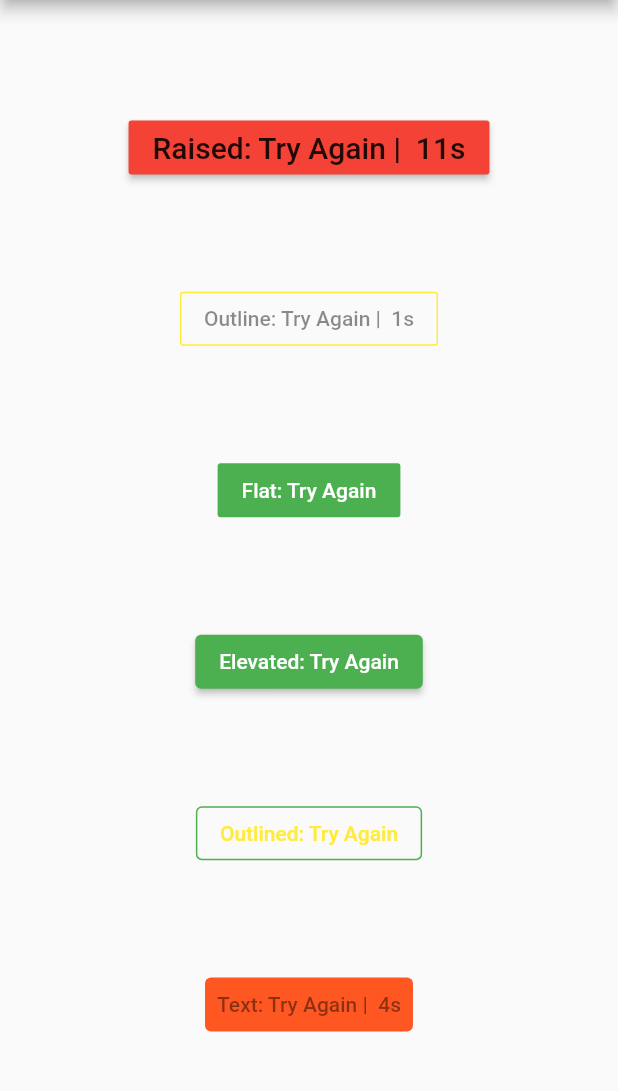
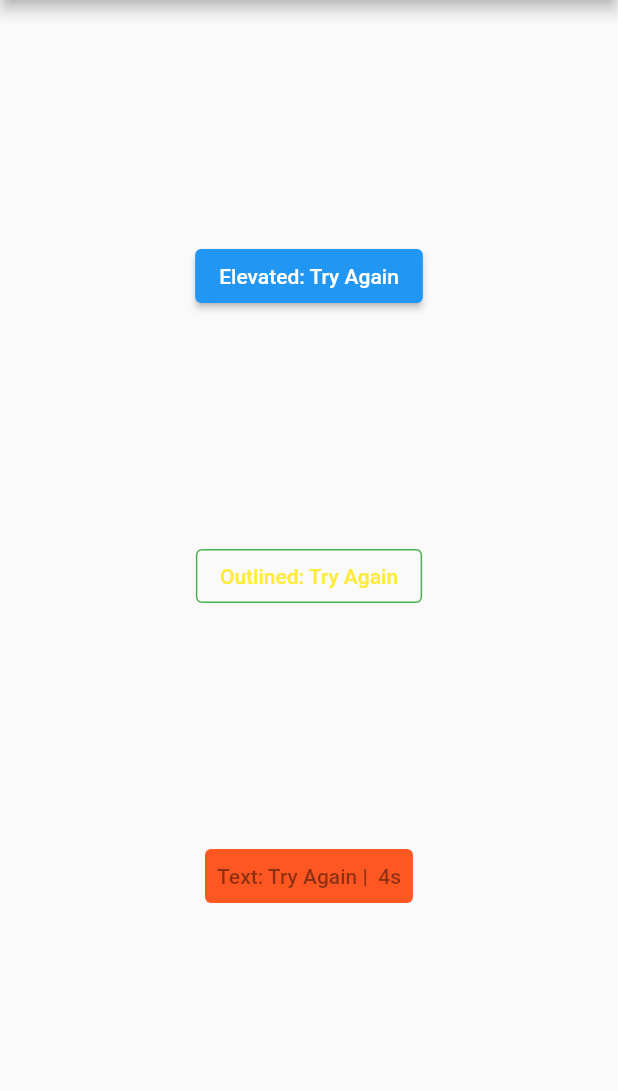
Before and after one commit to ProjectAJ14/timer_button, a Flutter app: the screen it shows after launch, after a tap on "Text: Try Again", on a phone screen of 412 x 824 dp, the part 84-1175 px from its top. Run offline on Flutter 3.47's test engine with Material 2 defaults, Android fonts, the phone set to English and light mode, and no system bars.

Commit message:
Code Refactor

```diff
--- a/example/lib/main.dart
+++ b/example/lib/main.dart
@@ -1,92 +1,73 @@
+import 'dart:developer';
+
 import 'package:flutter/material.dart';
 import 'package:timer_button/timer_button.dart';
 
-void main() => runApp(new MyApp());
+void main() => runApp(const MyApp());
 
 class MyApp extends StatelessWidget {
+  const MyApp({Key? key}) : super(key: key);
+
   @override
   Widget build(BuildContext context) {
-    return new MaterialApp(
+    return MaterialApp(
       title: 'Timer Button Demo',
-      theme: new ThemeData(
+      theme: ThemeData(
         primarySwatch: Colors.blue,
       ),
-      home: new MyHomePage(),
+      home: const MyHomePage(),
       debugShowCheckedModeBanner: false,
     );
   }
 }
 
 class MyHomePage extends StatefulWidget {
+  const MyHomePage({Key? key}) : super(key: key);
+
   @override
   MyHomePageState createState() {
-    return new MyHomePageState();
+    return MyHomePageState();
   }
 }
 
 class MyHomePageState extends State<MyHomePage> with TickerProviderStateMixin {
   @override
   Widget build(BuildContext context) {
-    return new Scaffold(
-      appBar: new AppBar(
-        title: new Text('Timer Button Demo'),
+    return Scaffold(
+      appBar: AppBar(
+        title: const Text('Timer Button Demo'),
       ),
-      body: new Material(
-        child: new Center(
+      body: Material(
+        child: Center(
           child: Padding(
             padding: const EdgeInsets.all(8.0),
-            child: new Column(
+            child: Column(
               mainAxisAlignment: MainAxisAlignment.spaceEvenly,
               children: <Widget>[
-                new TimerButton(
-                  label: "Raised: Try Again",
-                  timeOutInSeconds: 20,
-                  onPressed: () {},
-                  disabledColor: Colors.red,
-                  color: Colors.deepPurple,
-                  buttonType: ButtonType.RaisedButton,
-                  disabledTextStyle: new TextStyle(fontSize: 20.0),
-                  activeTextStyle:
-                      new TextStyle(fontSize: 20.0, color: Colors.white),
-                ),
-                new TimerButton(
-                  label: "Outline: Try Again",
-                  timeOutInSeconds: 10,
-                  onPressed: () {},
-                  disabledColor: Colors.yellow,
-                  activeTextStyle: TextStyle(color: Colors.yellow),
-                  buttonType: ButtonType.OutlineButton,
-                ),
-                new TimerButton(
-                  label: "Flat: Try Again",
-                  timeOutInSeconds: 5,
-                  onPressed: () {},
-                  buttonType: ButtonType.FlatButton,
-                  color: Colors.green,
-                ),
-                new TimerButton(
+                TimerButton(
                   label: "Elevated: Try Again",
                   timeOutInSeconds: 5,
                   onPressed: () {},
                   buttonType: ButtonType.ElevatedButton,
                   color: Colors.green,
                 ),
-                new TimerButton(
+                TimerButton(
                   label: "Outlined: Try Again",
                   timeOutInSeconds: 5,
                   onPressed: () {},
                   buttonType: ButtonType.OutlinedButton,
                   disabledColor: Colors.deepOrange,
                   color: Colors.green,
-                  activeTextStyle: TextStyle(color: Colors.yellow),
-                  disabledTextStyle: TextStyle(color: Colors.pink),
+                  activeTextStyle: const TextStyle(color: Colors.yellow),
+                  disabledTextStyle: const TextStyle(color: Colors.pink),
                 ),
-                new TimerButton(
+                TimerButton(
                   label: "Text: Try Again",
-                  timeOutInSeconds: 5,
+                  timeOutInSeconds: -5,
                   onPressed: () {
-                    print("Time for some action!");
+                    log("Time for some action!");
                   },
+                  timeUpFlag: true,
                   buttonType: ButtonType.TextButton,
                   disabledColor: Colors.deepOrange,
                   color: Colors.green,
--- a/example/pubspec.yaml
+++ b/example/pubspec.yaml
@@ -28,13 +28,15 @@ dependencies:
   # The following adds the Cupertino Icons font to your application.
   # Use with the CupertinoIcons class for iOS style icons.
   cupertino_icons: ^1.0.2
+  timer_button:
+    path: ../
 
 dev_dependencies:
   flutter_test:
     sdk: flutter
+  flutter_lints: ^2.0.1
 
-  timer_button:
-    path: ../
+
 
 # For information on the generic Dart part of this file, see the
 # following page: https://dart.dev/tools/pub/pubspec
--- a/lib/timer_button.dart
+++ b/lib/timer_button.dart
@@ -1,23 +1,21 @@
 library timer_button;
 
 import 'dart:async';
-import 'dart:ui';
 
 import 'package:flutter/material.dart';
 
 enum ButtonType {
-  RaisedButton,
-  FlatButton,
-  OutlineButton,
   ElevatedButton,
   TextButton,
-  OutlinedButton
+  OutlinedButton,
 }
 
 const int aSec = 1;
 
 const String _secPostFix = 's';
 const String labelSplitter = " |  ";
+
+/// A button that starts a timer and disables itself until the timer is done.
 
 class TimerButton extends StatefulWidget {
   /// Create a TimerButton button.
@@ -52,8 +50,12 @@ class TimerButton extends StatefulWidget {
   ///buttonType
   final ButtonType buttonType;
 
-  ///If resetTimerOnPressed is true reset the timer when the button is pressed : default to true
+  ///If resetTimerOnPressed is true reset the
+  ///timer when the button is pressed : default to true
   final bool resetTimerOnPressed;
+
+  ///
+  final bool timeUpFlag;
 
   const TimerButton({
     Key? key,
@@ -63,14 +65,15 @@ class TimerButton extends StatefulWidget {
     this.secPostFix = _secPostFix,
     this.color = Colors.blue,
     this.resetTimerOnPressed = true,
+    this.timeUpFlag = false,
     this.disabledColor = Colors.grey,
-    this.buttonType = ButtonType.RaisedButton,
+    this.buttonType = ButtonType.ElevatedButton,
     this.activeTextStyle,
     this.disabledTextStyle = const TextStyle(color: Colors.black45),
   }) : super(key: key);
 
   @override
-  _TimerButtonState createState() => _TimerButtonState();
+  State<TimerButton> createState() => _TimerButtonState();
 }
 
 class _TimerButtonState extends State<TimerButton> {
@@ -83,29 +86,42 @@ class _TimerButtonState extends State<TimerButton> {
   void initState() {
     super.initState();
     timeCounter = widget.timeOutInSeconds;
+    timeUpFlag = widget.timeUpFlag;
     _timerUpdate();
   }
 
+  _updateState() {
+    if (mounted) {
+      setState(() {});
+    }
+  }
+
   _timerUpdate() {
+    if (timeUpFlag) {
+      return;
+    }
+    // To avoid negative values
+    if (timeCounter < 0) {
+      timeCounter = -1 * timeCounter;
+    }
     Timer(const Duration(seconds: aSec), () async {
-      setState(() {
       timeCounter--;
-      });
-      if (timeCounter != 0)
+      _updateState();
+      if (timeCounter != 0) {
         _timerUpdate();
-      else
+      } else {
         timeUpFlag = true;
+      }
     });
   }
 
   Widget _buildChild() {
     TextStyle? activeTextStyle;
     if (widget.activeTextStyle == null) {
-      if (widget.buttonType == ButtonType.OutlinedButton ||
-          widget.buttonType == ButtonType.OutlineButton) {
+      if (widget.buttonType == ButtonType.OutlinedButton) {
         activeTextStyle = TextStyle(color: widget.color);
       } else {
-        activeTextStyle = TextStyle(color: Colors.white);
+        activeTextStyle = const TextStyle(color: Colors.white);
       }
     } else {
       activeTextStyle = widget.activeTextStyle;
@@ -125,13 +141,10 @@ class _TimerButtonState extends State<TimerButton> {
 
   _onPressed() {
     if (timeUpFlag) {
-      setState(() {
       timeUpFlag = false;
-      });
+      _updateState();
       timeCounter = widget.timeOutInSeconds;
-
       widget.onPressed();
-
       // reset the timer when the button is pressed
       if (widget.resetTimerOnPressed) {
         _timerUpdate();
@@ -141,60 +154,34 @@ class _TimerButtonState extends State<TimerButton> {
 
   @override
   Widget build(BuildContext context) {
+    final color = timeUpFlag ? widget.color : widget.disabledColor;
     switch (widget.buttonType) {
-      //RaisedButton is deprecated, use ElevatedButton instead
-      case ButtonType.RaisedButton:
-        //TODO: (Ajay) Remove deprecated members
-        // ignore: deprecated_member_use
-        return RaisedButton(
-          disabledColor: widget.disabledColor,
-          color: timeUpFlag ? widget.color : widget.disabledColor,
-          onPressed: _onPressed,
-          child: _buildChild(),
-        );
-      //FlatButton is deprecated, use TextButton instead
-      case ButtonType.FlatButton:
-        // ignore: deprecated_member_use
-        return FlatButton(
-          color: timeUpFlag ? widget.color : widget.disabledColor,
-          disabledColor: widget.disabledColor,
-          onPressed: _onPressed,
-          child: _buildChild(),
-        );
-      //OutlineButton is deprecated, use OutlinedButton instead
-      case ButtonType.OutlineButton:
-        // ignore: deprecated_member_use
-        return OutlineButton(
-          borderSide: BorderSide(
-            color: timeUpFlag ? widget.color : widget.disabledColor,
-          ),
-          disabledBorderColor: widget.disabledColor,
-          onPressed: _onPressed,
-          child: _buildChild(),
-        );
       case ButtonType.ElevatedButton:
         return ElevatedButton(
           onPressed: _onPressed,
+          style: ElevatedButton.styleFrom(
+            foregroundColor: color,
+          ),
           child: _buildChild(),
-            style: ElevatedButton.styleFrom(
-              primary: timeUpFlag ? widget.color : widget.disabledColor,
-            ));
+        );
       case ButtonType.TextButton:
         return TextButton(
           onPressed: _onPressed,
+          style: TextButton.styleFrom(
+            backgroundColor: color,
+          ),
           child: _buildChild(),
-            style: TextButton.styleFrom(
-              backgroundColor: timeUpFlag ? widget.color : widget.disabledColor,
-            ));
+        );
       case ButtonType.OutlinedButton:
         return OutlinedButton(
           onPressed: _onPressed,
-            child: _buildChild(),
           style: OutlinedButton.styleFrom(
             side: BorderSide(
-                color: timeUpFlag ? widget.color : widget.disabledColor,
+              color: color,
             ),
-            ));
+          ),
+          child: _buildChild(),
+        );
       default:
         return Container();
     }
```
Also changed, not shown: analysis_options.yaml (added, +16 -0 lines), example/analysis_options.yaml (added, +16 -0 lines), pubspec.yaml (+9 -6 lines), 75 other files. Lines whose indentation alone changed are shown as unchanged.
